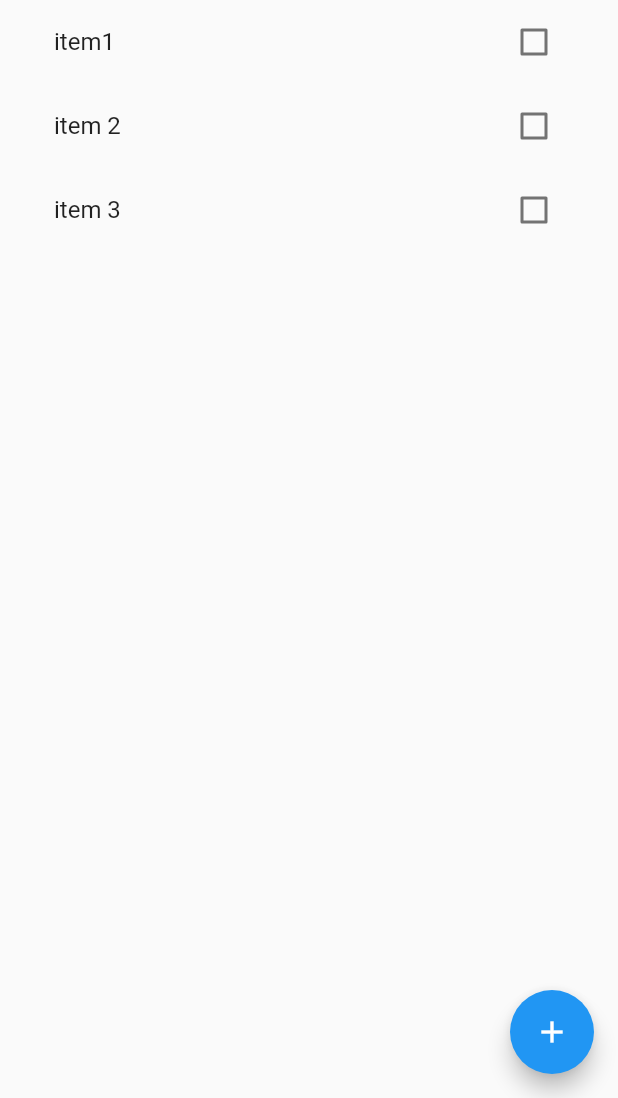
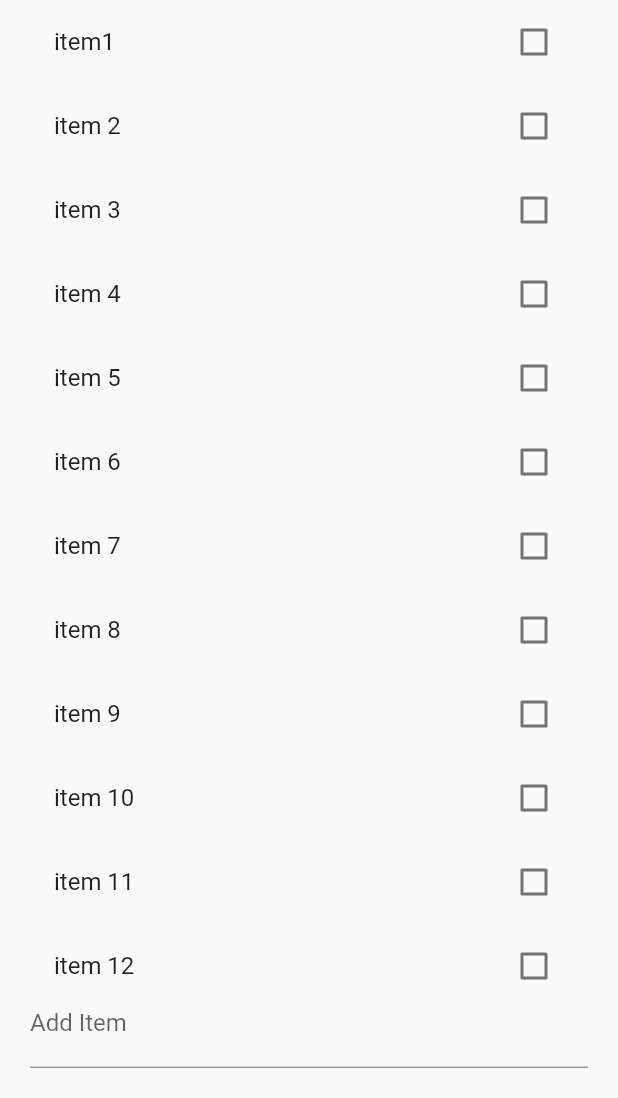
Before and after one commit to atrifyllis/todo, a Flutter app: the screen it shows after launch, on a phone screen of 412 x 824 dp, the part 138-1236 px from its top. Run offline on Flutter 3.47's test engine with Material 2 defaults, Android fonts, the phone set to English and light mode, and no system bars; our stand-ins replace flutter_redux, redux; missing offline and left inert: redux_logging.

Commit message:
add todo

```diff
--- a/lib/AppState.dart
+++ b/lib/AppState.dart
@@ -24,12 +24,22 @@ class AppState {
         Todo(uuid.v4(), "item1"),
         Todo(uuid.v4(), "item 2"),
         Todo(uuid.v4(), "item 3"),
+        Todo(uuid.v4(), "item 4"),
+        Todo(uuid.v4(), "item 5"),
+        Todo(uuid.v4(), "item 6"),
+        Todo(uuid.v4(), "item 7"),
+        Todo(uuid.v4(), "item 8"),
+        Todo(uuid.v4(), "item 9"),
+        Todo(uuid.v4(), "item 10"),
+        Todo(uuid.v4(), "item 11"),
+        Todo(uuid.v4(), "item 12"),
+        Todo(uuid.v4(), "item 13"),
+        Todo(uuid.v4(), "item 14"),
+        Todo(uuid.v4(), "item 15"),
       ]);
 
   @override
   String toString() {
     return 'AppState{todos: $todos}';
   }
-
-
 }
--- a/lib/home_page.dart
+++ b/lib/home_page.dart
@@ -33,11 +33,11 @@ class _HomePageState extends State<HomePage> {
           ],
         ),
       ),
-      floatingActionButton: FloatingActionButton(
-        onPressed: null,
-        tooltip: 'Increment',
-        child: Icon(Icons.add),
-      ),
+//      floatingActionButton: FloatingActionButton(
+//        onPressed: null,
+//        tooltip: 'Increment',
+//        child: Icon(Icons.add),
+//      ),
     );
   }
 }
--- /dev/null
+++ b/lib/todos/AddItemTextField.dart
@@ -0,0 +1,28 @@
+import 'package:flutter/material.dart';
+
+class AddItemTextField extends StatefulWidget {
+  final Function onItemAdded;
+
+  AddItemTextField(this.onItemAdded);
+
+  @override
+  _AddItemTextFieldState createState() => _AddItemTextFieldState();
+}
+
+class _AddItemTextFieldState extends State<AddItemTextField> {
+  TextEditingController _textEditingController = TextEditingController();
+
+  @override
+  Widget build(BuildContext context) {
+    return Row(children: <Widget>[
+      Expanded(
+        child: TextField(
+          controller: _textEditingController,
+          decoration: InputDecoration(labelText: "Add Item"),
+          onSubmitted: widget.onItemAdded,
+          onEditingComplete: _textEditingController.clear,
+        ),
+      )
+    ]);
+  }
+}
--- a/lib/todos/actions.dart
+++ b/lib/todos/actions.dart
@@ -37,3 +37,14 @@ class TodoOrderChangedAction {
     return 'TodoOrderChangedAction{id: $id, oldIndex: $oldIndex, newIndex: $newIndex}';
   }
 }
+
+class ItemAddedAction {
+  final String itemText;
+
+  ItemAddedAction(this.itemText);
+
+  @override
+  String toString() {
+    return 'ItemAddedAction{itemText: $itemText}';
+  }
+}
--- a/lib/todos/todo_list.dart
+++ b/lib/todos/todo_list.dart
@@ -1,4 +1,5 @@
 import 'package:flutter/material.dart';
+import 'package:todo/todos/AddItemTextField.dart';
 
 import 'model/todo.dart';
 
@@ -6,18 +7,31 @@ class TodoList extends StatelessWidget {
   final List<Todo> todos;
   final Function onValueChanged;
   final Function onOrderChanged;
+  final Function onItemAdded;
+
 
   const TodoList(
-      {Key key, this.todos, this.onValueChanged, this.onOrderChanged})
+      {Key key,
+      this.todos,
+      this.onValueChanged,
+      this.onOrderChanged,
+      this.onItemAdded})
       : super(key: key);
 
   @override
   Widget build(BuildContext context) {
-    return ReorderableListView(
-      children: _buildTodoRows(),
-      onReorder: (int oldIndex, int newIndex) {
-        onOrderChanged(todos[oldIndex], oldIndex, newIndex);
-      },
+    return Column(
+      children: <Widget>[
+        Expanded(
+          child: ReorderableListView(
+            children: _buildTodoRows(),
+            onReorder: (int oldIndex, int newIndex) {
+              onOrderChanged(todos[oldIndex], oldIndex, newIndex);
+            },
+          ),
+        ),
+        AddItemTextField(onItemAdded)
+      ],
     );
   }
 
@@ -31,7 +45,7 @@ class TodoList extends StatelessWidget {
         });
   }
 
-  _buildTodoRows() {
+  List<CheckboxListTile> _buildTodoRows() {
     return todos.map((todo) => _buildTodoRow(todo)).toList();
   }
 }
--- a/lib/todos/todo_list_container.dart
+++ b/lib/todos/todo_list_container.dart
@@ -18,6 +18,7 @@ class TodoListContainer extends StatelessWidget {
           todos: vm.todos,
           onValueChanged: vm.onValueChanged,
           onOrderChanged: vm.onOrderChanged,
+          onItemAdded: vm.onItemAdded,
         );
       },
     );
@@ -28,8 +29,13 @@ class _ViewModel {
   final List<Todo> todos;
   final Function(Todo, bool) onValueChanged;
   final Function(Todo, int, int) onOrderChanged;
+  final Function(String) onItemAdded;
 
-  _ViewModel({@required this.todos, @required this.onValueChanged, this.onOrderChanged});
+  _ViewModel(
+      {@required this.todos,
+      @required this.onValueChanged,
+      this.onOrderChanged,
+      this.onItemAdded});
 
   static _ViewModel fromStore(Store<AppState> store) {
     return _ViewModel(
@@ -41,7 +47,9 @@ class _ViewModel {
         },
         onOrderChanged: (todo, oldIndex, newIndex) {
           store.dispatch(TodoOrderChangedAction(todo.id, oldIndex, newIndex));
-      }
-    );
+        },
+        onItemAdded: (itemText) {
+          store.dispatch(ItemAddedAction(itemText));
+        });
   }
 }
--- a/lib/todos/todos_reducer.dart
+++ b/lib/todos/todos_reducer.dart
@@ -3,6 +3,7 @@
 // in the LICENSE file.
 
 import 'package:redux/redux.dart';
+import 'package:uuid/uuid.dart';
 
 import 'actions.dart';
 import 'model/todo.dart';
@@ -12,6 +13,7 @@ final todosReducer = combineReducers<List<Todo>>([
   TypedReducer<List<Todo>, TodosNotLoadedAction>(_setNoTodos),
   TypedReducer<List<Todo>, TodoUpdatedAction>(_setUpdatedTodo),
   TypedReducer<List<Todo>, TodoOrderChangedAction>(_setOrderChangedTodo),
+  TypedReducer<List<Todo>, ItemAddedAction>(_setItemAdded),
 ]);
 
 List<Todo> _setLoadedTodos(List<Todo> todos, TodosLoadedAction action) {
@@ -43,3 +45,7 @@ List<Todo> _setOrderChangedTodo(
   oldTodos.insert(newIndex, movedTodo);
   return oldTodos;
 }
+
+List<Todo> _setItemAdded(List<Todo> todos, ItemAddedAction action) {
+  return List.from(todos)..add(Todo(Uuid().v4(), action.itemText));
+}
```
Lines whose indentation alone changed are shown as unchanged.
